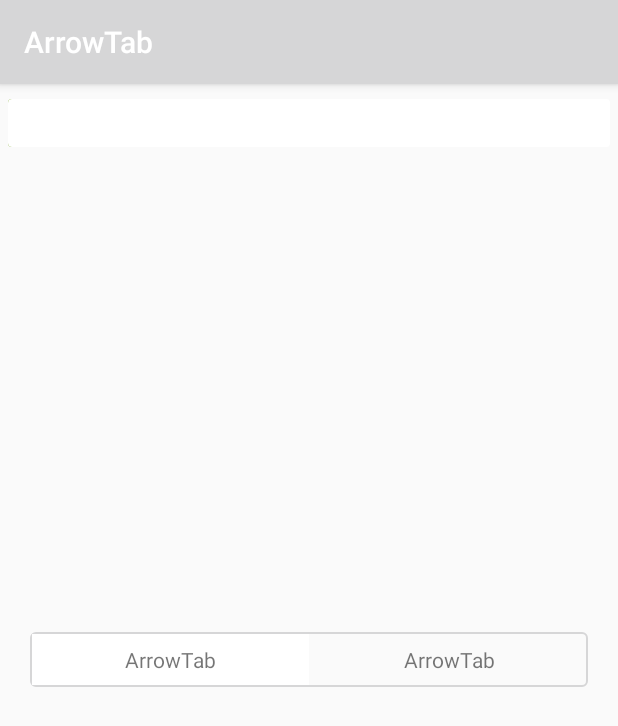
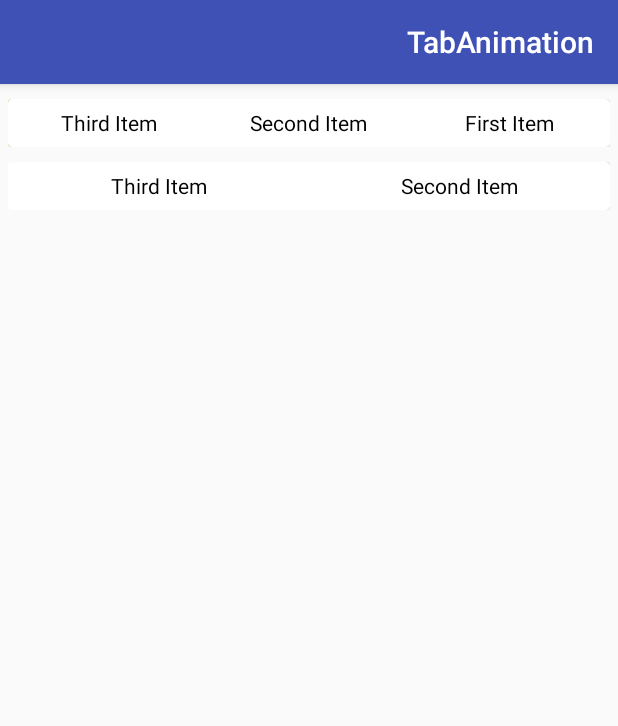
Before and after one commit to bhuvan0616/ArrowTab, an Android app: the screen it shows after launch (MainActivity), on a phone screen of 412 x 824 dp. Shown: the top 726 px of the screen. Run offline under Robolectric (Android 15) with nearby library versions, the phone set to English and light mode, and no system bars.

```diff
--- a/app/src/main/java/com/tmmmt/tabanimation/MainActivity.kt
+++ b/app/src/main/java/com/tmmmt/tabanimation/MainActivity.kt
@@ -9,9 +9,12 @@ class MainActivity : AppCompatActivity() {
 
     override fun onCreate(savedInstanceState: Bundle?) {
         super.onCreate(savedInstanceState)
+
+        changeAppLanguage(Language.ARABIC)
+
         setContentView(R.layout.my_custom_layout)
-
         arrowTab.setSelection(1)
+        arrowTab2.setSelection(0)
     }
 
 }
--- /dev/null
+++ b/app/src/main/java/com/tmmmt/tabanimation/Util.kt
@@ -0,0 +1,43 @@
+package com.tmmmt.tabanimation
+
+import android.content.Context
+import android.os.Build
+import java.util.*
+
+/**
+ * Created by Bhuvanesh BS on 23/1/18.
+ * Created for TmmmT.
+ */
+
+@Suppress("DEPRECATION")
+fun Context.changeAppLanguage(language: Language) {
+    val userLocale = Locale(language.code)
+    Locale.setDefault(userLocale)
+    val configuration = resources.configuration.apply {
+        if (Build.VERSION.SDK_INT >= Build.VERSION_CODES.N) setLocale(userLocale)
+        else locale = userLocale
+    }
+    createConfigurationContext(configuration)
+    resources.updateConfiguration(configuration, resources.displayMetrics)
+}
+
+@Suppress("DEPRECATION")
+fun Context.getCurrentLocale(): Locale {
+    return if (Build.VERSION.SDK_INT >= Build.VERSION_CODES.N)
+        resources.configuration.locales[0]
+    else resources.configuration.locale
+}
+
+enum class Language(val code: String) {
+
+    English("en"), ARABIC("ar"), UNDEFINED("undefined");
+
+    companion object {
+        fun getLanguage(lang: String): Language {
+            Language.values().forEach { language ->
+                if (lang == language.code) return language
+            }
+            return UNDEFINED
+        }
+    }
+}
--- a/app/src/main/res/layout/my_custom_layout.xml
+++ b/app/src/main/res/layout/my_custom_layout.xml
@@ -1,6 +1,7 @@
 <?xml version="1.0" encoding="utf-8"?>
-<RelativeLayout xmlns:android="http://schemas.android.com/apk/res/android"
+<LinearLayout xmlns:android="http://schemas.android.com/apk/res/android"
     xmlns:app="http://schemas.android.com/apk/res-auto"
+    android:orientation="vertical"
     android:layout_width="match_parent"
     android:layout_height="match_parent">
 
@@ -14,35 +15,23 @@
         app:tab_radius="3dp"
         app:tab_stork_width="0.5dp"
         app:tab_color_selected="@android:color/holo_green_dark"
+        app:tab_size="3"
+        app:tab_text_color_selected="@android:color/white"
+        app:tab_titles="@array/titles" />
+
+    <com.tmmmt.arrowtab.ArrowTab
+        android:id="@+id/arrowTab2"
+        android:layout_marginTop="10dp"
+        android:layout_width="match_parent"
+        android:layout_height="32dp"
+        android:layout_marginEnd="5dp"
+        android:layout_marginStart="5dp"
+        app:tab_radius="3dp"
+        app:tab_stork_width="0.5dp"
+        app:tab_color_selected="@android:color/holo_green_dark"
         app:tab_size="2"
         app:tab_text_color_selected="@android:color/white"
         app:tab_titles="@array/titles" />
 
 
-    <LinearLayout
-        android:layout_margin="20dp"
-        android:background="@drawable/stroke"
-        android:layout_centerInParent="true"
-        android:layout_width="match_parent"
-        android:layout_height="wrap_content">
-
-        <TextView
-            android:layout_margin="1dp"
-            android:background="#fff"
-            android:gravity="center"
-            android:padding="7dp"
-            android:text="@string/app_name"
-            android:layout_width="0dp"
-            android:layout_weight="1"
-            android:layout_height="match_parent" />
-
-        <TextView
-            android:gravity="center"
-            android:padding="7dp"
-            android:text="@string/app_name"
-            android:layout_width="0dp"
-            android:layout_weight="1"
-            android:layout_height="match_parent" />
-    </LinearLayout>
-
-</RelativeLayout>
+</LinearLayout>
--- /dev/null
+++ b/app/src/main/res/values/colors.xml
@@ -0,0 +1,6 @@
+<?xml version="1.0" encoding="utf-8"?>
+<resources>
+    <color name="colorPrimary">#3F51B5</color>
+    <color name="colorPrimaryDark">#303F9F</color>
+    <color name="colorAccent">#FF4081</color>
+</resources>
--- /dev/null
+++ b/app/src/main/res/values/strings.xml
@@ -0,0 +1,9 @@
+<resources>
+    <string name="app_name">TabAnimation</string>
+
+    <string-array name="titles">
+        <item>First Item</item>
+        <item>Second Item</item>
+        <item>Third Item</item>
+    </string-array>
+</resources>
--- a/arrowtab/build.gradle
+++ b/arrowtab/build.gradle
@@ -15,7 +15,7 @@ ext {
     siteUrl = 'https://github.com/bhuvan0616/ArrowTab'
     gitUrl = 'https://github.com/bhuvan0616/ArrowTab.git'
 
-    libraryVersion = '0.4'
+    libraryVersion = '1.0'
 
     developerId = 'bhuvan0616'
     developerName = 'Bhuvanesh BS'
--- a/arrowtab/src/main/java/com/tmmmt/arrowtab/ArrowTab.kt
+++ b/arrowtab/src/main/java/com/tmmmt/arrowtab/ArrowTab.kt
@@ -7,15 +7,17 @@ import android.content.res.TypedArray
 import android.graphics.Color
 import android.graphics.drawable.GradientDrawable
 import android.os.Build
+import android.text.TextUtils
 import android.util.AttributeSet
+import android.util.Log
 import android.view.Gravity
 import android.view.View
 import android.view.ViewAnimationUtils
 import android.view.ViewGroup
 import android.widget.FrameLayout
 import android.widget.LinearLayout
-import android.widget.TableLayout
 import android.widget.TextView
+import java.util.*
 
 /**
  * Created by Bhuvanesh BS on 23/1/18.
@@ -32,9 +34,11 @@ class ArrowTab : LinearLayout, View.OnClickListener {
     private var tabTextColorNormal = Color.parseColor("black")
     private var tabTextColorSelected = Color.parseColor("white")
     private var tabTitles: Array<CharSequence>? = null
+    private var tabPositions: ArrayList<Int> = arrayListOf(0, 1)
     private var selectedItem = -1 // fist item selected initially
     private var selectionListenerInterface: SelectionListener? = null
     private var selectionListenerFunction: ((which: Int) -> Unit)? = null
+    private var isRtl = false
 
     private var tabSize = 2
         set(value) {
@@ -60,9 +64,11 @@ class ArrowTab : LinearLayout, View.OnClickListener {
     private fun buildUi(context: Context, attr: AttributeSet?) {
         val typedArray = context.theme.obtainStyledAttributes(attr, R.styleable.ArrowTab, 0, 0)
         getValues(typedArray)
+        setupRtlMode()
         dividerDrawable = createDivider(tabColorSelected)
         background = createStroke(tabColorSelected)
         showDividers = LinearLayout.SHOW_DIVIDER_MIDDLE
+        layoutDirection = View.LAYOUT_DIRECTION_LTR
         for (i in 0 until tabSize) {
             val tvNormal = TextView(context).apply {
                 layoutParams = ViewGroup.LayoutParams(ViewGroup.LayoutParams.MATCH_PARENT, ViewGroup.LayoutParams.MATCH_PARENT)
@@ -90,6 +96,14 @@ class ArrowTab : LinearLayout, View.OnClickListener {
         }
     }
 
+    private fun setupRtlMode() {
+        if (TextUtils.getLayoutDirectionFromLocale(Locale.getDefault()) == View.LAYOUT_DIRECTION_RTL) {
+            tabTitles?.reverse()
+            tabPositions.reverse()
+            isRtl = true
+        }
+    }
+
     private fun getValues(typedArray: TypedArray) {
         tabSize = typedArray.getInt(R.styleable.ArrowTab_tab_size, 2)
         tabRadius = typedArray.getDimension(R.styleable.ArrowTab_tab_radius, 2f)
@@ -101,6 +115,12 @@ class ArrowTab : LinearLayout, View.OnClickListener {
 
         try {
             tabTitles = typedArray.getTextArray(R.styleable.ArrowTab_tab_titles)
+            if (tabTitles !== null) {
+                val size = tabTitles?.size ?: 0
+                tabPositions.clear()
+                for (i in 0 until tabSize) tabPositions.add(i)
+                Log.d(ArrowTab::class.java.simpleName, "Tab Positions Created: "+tabPositions)
+            }
         } catch (e: Exception) {
             e.printStackTrace()
         }
@@ -127,9 +147,11 @@ class ArrowTab : LinearLayout, View.OnClickListener {
             shape = GradientDrawable.RECTANGLE
             setColor(backgroundColor)
             setPadding(tabStroke, tabStroke, tabStroke, tabStroke)
+            val cornerRadius = tabRadius - (tabRadius / 8)
+
             when (item) {
-                0 -> cornerRadii = floatArrayOf(tabRadius - (tabRadius/8),tabRadius - (tabRadius/8), 0f, 0f, 0f, 0f, tabRadius - (tabRadius/8),tabRadius - (tabRadius/8))
-                tabSize - 1 -> cornerRadii = floatArrayOf(0f, 0f, tabRadius - (tabRadius/8),tabRadius - (tabRadius/8), tabRadius - (tabRadius/8),tabRadius - (tabRadius/8), 0f, 0f)
+                0 -> cornerRadii = floatArrayOf(cornerRadius, cornerRadius, 0f, 0f, 0f, 0f, cornerRadius, cornerRadius)
+                tabSize - 1 -> cornerRadii = floatArrayOf(0f, 0f, cornerRadius, cornerRadius, cornerRadius, cornerRadius, 0f, 0f)
             }
         }
     }
@@ -161,17 +183,15 @@ class ArrowTab : LinearLayout, View.OnClickListener {
             circleReveal(direction, duration = 500)
         }
         selectedItem = currentSelection
-        val selectedTab = getSelectedTabPosition(currentSelection)
+        val selectedTab = tabPositions[indexOfChild(currentItem)]
         selectionListenerInterface?.onTabSelected(selectedTab)
         selectionListenerFunction?.invoke(selectedTab)
-    }
 
-    private fun getSelectedTabPosition(id: Int): Int {
-        return (0 until childCount).firstOrNull { getChildAt(it).id == id } ?: 0
+        Log.d(ArrowTab::class.java.simpleName, selectedTab.toString())
     }
 
     fun setSelection(position: Int) {
-        if (position < tabSize) getChildAt(position).post {
+        if (position < tabSize) getChildAt(tabPositions[position]).post {
             getChildAt(position).performClick()
         }
     }
--- /dev/null
+++ b/arrowtab/src/main/java/com/tmmmt/arrowtab/util/Utils.kt
@@ -0,0 +1,6 @@
+package com.tmmmt.arrowtab.util
+
+/**
+ * Created by Bhuvanesh BS on 28/2/18.
+ * Created for TmmmT.
+ */
```
Also changed, not shown: 1 other file.
